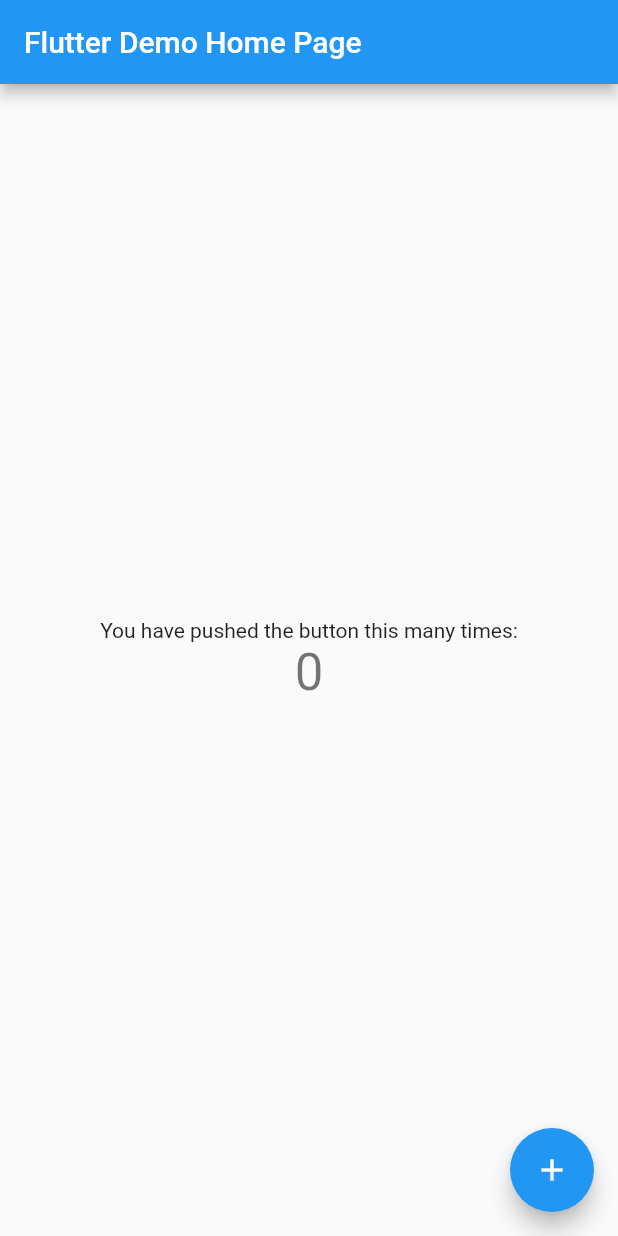
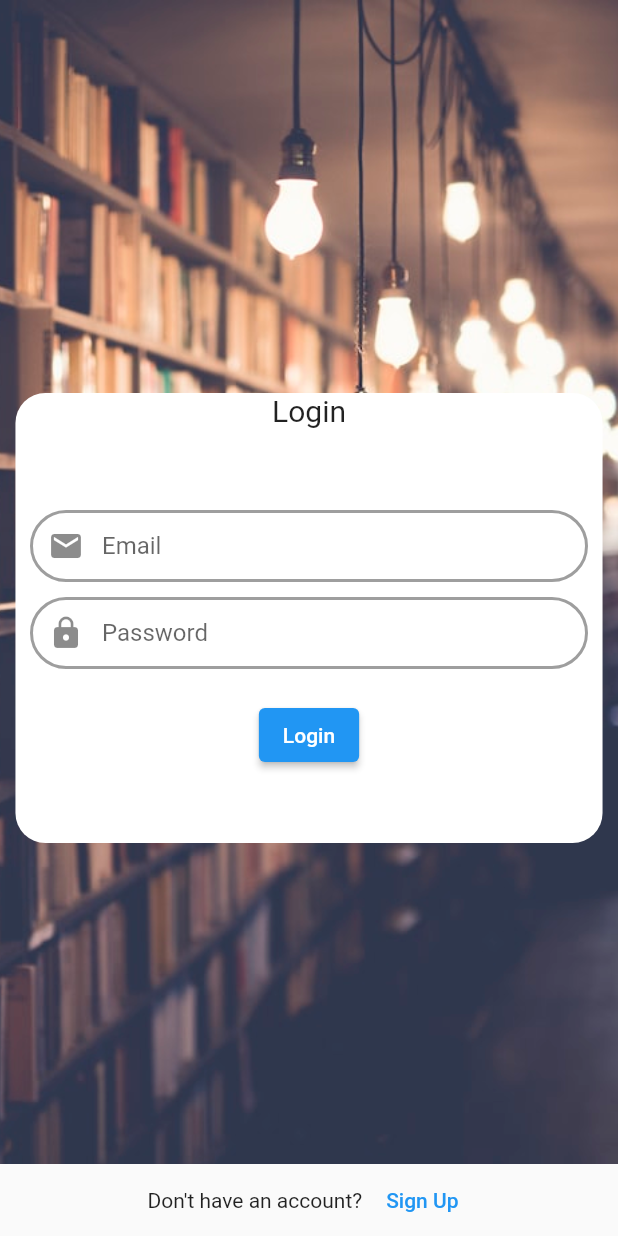
Before and after one commit to kin47/Flutter-Training, a Flutter app: the screen it shows after launch, on a phone screen of 412 x 824 dp. Run offline on Flutter 3.47's test engine with Material 2 defaults, Android fonts, the phone set to English and light mode, and no system bars.

Commit message:
login and signup ui

```diff
--- /dev/null
+++ b/lib/login/views/login_screen.dart
@@ -0,0 +1,87 @@
+import 'package:flutter/material.dart';
+import 'package:flutter_training/routes/app_routes.dart';
+import '../../ui_spacing.dart';
+import '../widgets/input_decoration.dart';
+
+class LoginScreen extends StatelessWidget {
+  const LoginScreen({Key? key}) : super(key: key);
+
+  @override
+  Widget build(BuildContext context) {
+    return Scaffold(
+      body: SingleChildScrollView(
+        child: Container(
+          height: screenHeight(context),
+          decoration: const BoxDecoration(
+            image: DecorationImage(
+              image: AssetImage('assets/images/background.png'),
+              fit: BoxFit.cover,
+            ),
+          ),
+          child: Stack(
+            alignment: Alignment.center,
+            children: [
+              Container(
+                height: 300,
+                decoration: const BoxDecoration(
+                  color: Colors.white,
+                  borderRadius: BorderRadius.all(
+                    Radius.circular(20),
+                  ),
+                ),
+                width: screenWidthPercentage(context, percentage: 0.95),
+                alignment: Alignment.topCenter,
+                child: const Text(
+                  "Login",
+                  style: TextStyle(fontSize: 20),
+                ),
+              ),
+              Column(
+                crossAxisAlignment: CrossAxisAlignment.center,
+                mainAxisAlignment: MainAxisAlignment.center,
+                children: [
+                  SH30,
+                  Padding(
+                    padding: const EdgeInsets.only(left: 20, right: 20),
+                    child: TextFormField(
+                      decoration: inputDecoration("Email", const Icon(Icons.mail)),
+
+                    ),
+                  ),
+                  SH10,
+                  Padding(
+                    padding: const EdgeInsets.only(left: 20, right: 20),
+                    child: TextFormField(
+                      decoration: inputDecoration("Password", const Icon(Icons.lock)),
+
+                    ),
+                  ),
+                  SH20,
+                  ElevatedButton(
+                    onPressed: () {
+                    },
+                    child: const Text("Login"),
+                  ),
+                ],
+              ),
+            ]
+          ),
+        ),
+      ),
+      bottomSheet: Row(
+        crossAxisAlignment: CrossAxisAlignment.center,
+        mainAxisAlignment: MainAxisAlignment.center,
+        children: [
+          const Text("Don't have an account?"),
+          SW8,
+          TextButton(
+            onPressed: () {
+              Navigator.of(context).pushNamed(RouteName.signup);
+            },
+            child: const Text("Sign Up"),
+          ),
+        ],
+      ),
+    );
+  }
+}
--- /dev/null
+++ b/lib/login/widgets/input_decoration.dart
@@ -0,0 +1,34 @@
+import 'package:flutter/material.dart';
+
+InputDecoration inputDecoration(String txt, Icon icon) {
+  return InputDecoration(
+    enabledBorder: const OutlineInputBorder(
+      borderSide: BorderSide(color: Colors.grey, width: 2.0),
+      borderRadius: BorderRadius.all(
+        Radius.circular(24),
+      ),
+    ),
+    errorBorder: const OutlineInputBorder(
+      borderSide: BorderSide(color: Colors.grey, width: 2.0),
+      borderRadius: BorderRadius.all(
+        Radius.circular(24),
+      ),
+    ),
+    focusedBorder: const OutlineInputBorder(
+      borderSide: BorderSide(color: Colors.grey, width: 2.0),
+      borderRadius: BorderRadius.all(
+        Radius.circular(24),
+      ),
+    ),
+    focusedErrorBorder: const OutlineInputBorder(
+      borderSide: BorderSide(color: Colors.grey, width: 2.0),
+      borderRadius: BorderRadius.all(
+        Radius.circular(24),
+      ),
+    ),
+    contentPadding: const EdgeInsets.symmetric(vertical: 14),
+    focusColor: const Color(0xFF361A79),
+    hintText: txt,
+    prefixIcon: icon,
+  );
+}
--- a/lib/main.dart
+++ b/lib/main.dart
@@ -1,6 +1,14 @@
 import 'package:flutter/material.dart';
+import 'package:flutter/services.dart';
+import 'package:flutter_training/login/views/login_screen.dart';
+import 'package:flutter_training/routes/app_pages.dart';
+import 'package:flutter_training/routes/app_routes.dart';
 
 void main() {
+  WidgetsFlutterBinding.ensureInitialized();
+  SystemChrome.setPreferredOrientations([
+    DeviceOrientation.portraitUp,
+  ]);
   runApp(const MyApp());
 }
 
@@ -11,55 +19,12 @@ class MyApp extends StatelessWidget {
     return MaterialApp(
       title: 'Flutter Demo',
       theme: ThemeData(
-        primarySwatch: Colors.blue,
+        primaryColor: const Color(0xFF361A79),
+        secondaryHeaderColor: const Color(0xFFF52DAA),
+        backgroundColor: const Color(0xFFF3F4F6),
       ),
-      home: const MyHomePage(title: 'Flutter Demo Home Page'),
+      initialRoute: RouteName.login,
+      routes: AppPages.routes,
     );
   }
 }
-
-class MyHomePage extends StatefulWidget {
-  const MyHomePage({super.key, required this.title});
-  final String title;
-
-  @override
-  State<MyHomePage> createState() => _MyHomePageState();
-}
-
-class _MyHomePageState extends State<MyHomePage> {
-  int _counter = 0;
-
-  void _incrementCounter() {
-    setState(() {
-      _counter++;
-    });
-  }
-
-  @override
-  Widget build(BuildContext context) {
-    return Scaffold(
-      appBar: AppBar(
-        title: Text(widget.title),
-      ),
-      body: Center(
-        child: Column(
-          mainAxisAlignment: MainAxisAlignment.center,
-          children: <Widget>[
-            const Text(
-              'You have pushed the button this many times:',
-            ),
-            Text(
-              '$_counter',
-              style: Theme.of(context).textTheme.headline4,
-            ),
-          ],
-        ),
-      ),
-      floatingActionButton: FloatingActionButton(
-        onPressed: _incrementCounter,
-        tooltip: 'Increment',
-        child: const Icon(Icons.add),
-      ), // This trailing comma makes auto-formatting nicer for build methods.
-    );
-  }
-}
--- /dev/null
+++ b/lib/routes/app_pages.dart
@@ -0,0 +1,10 @@
+import 'package:flutter_training/routes/app_routes.dart';
+import '../login/views/login_screen.dart';
+import '../signup/views/signup_screen.dart';
+
+class AppPages {
+  static final routes={
+    RouteName.login: (ctx) => LoginScreen(),
+    RouteName.signup: (ctx) => SignUpScreen(),
+  };
+}
--- /dev/null
+++ b/lib/routes/app_routes.dart
@@ -0,0 +1,7 @@
+class RouteName{
+  //login screen - first screen
+  static const login='login';
+
+  //sign up
+  static const signup='signup';
+}
```
Also changed, not shown: lib/signup/views/signup_screen.dart (added, +92 -0 lines), lib/ui_spacing.dart (added, +40 -0 lines), pubspec.yaml (+2 -38 lines), assets/images/background.png (added).
